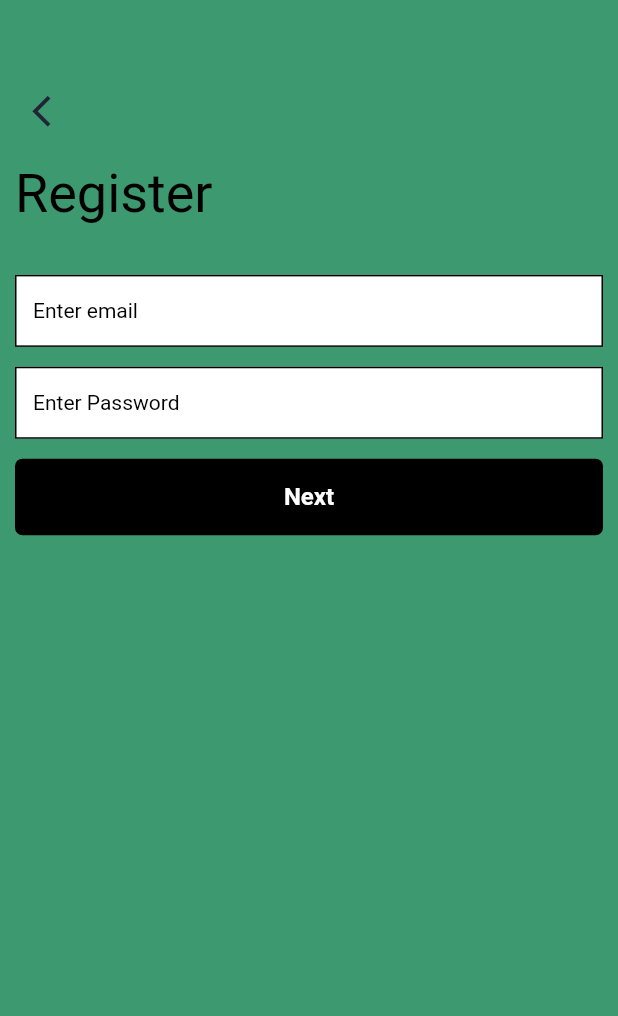
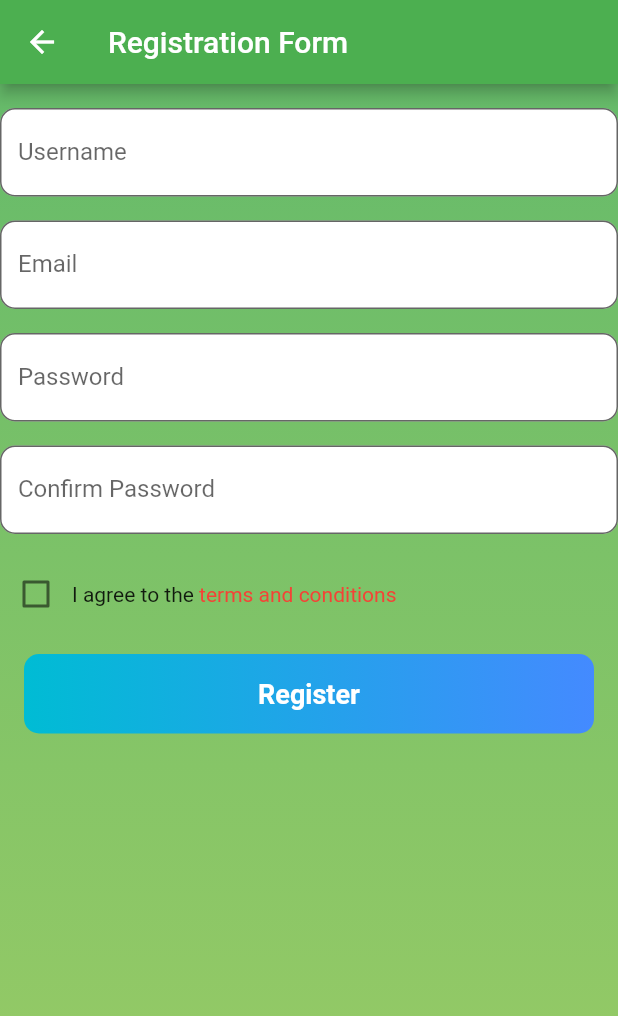
Before and after one commit to FDSAP-ProjectGroup1/appointment_scheduler, a Flutter app: the screen it shows after launch, after a tap on "REGISTER", on a phone screen of 412 x 824 dp. Shown: the top 1016 px of the screen. Run offline on Flutter 3.47's test engine with Material 2 defaults, Android fonts, the phone set to English and light mode, and no system bars.

Commit message:
Welcome added

```diff
--- a/lib/screens/Dashboard/Notification/messageScreen.dart
+++ b/lib/screens/Dashboard/Notification/messageScreen.dart
@@ -135,7 +135,7 @@ class messageScreen extends StatelessWidget {
                                 child: Padding(
                                   padding: EdgeInsets.all(10),
                                   child: Text(
-                                    "Lorem ipsum dolor sit amet, consectetur adipiscing elit, sed do eiusmod tempor incididunt ut labore et dolore magna aliqua.",
+                                    "It is my pleasure to greet you on this wonderful day. I hope you are doing well and staying safe. I wanted to take a moment to thank you for your ongoing support and friendship. It has been a great pleasure getting to know you over the years and I look forward to many more years of friendship ahead.",
                                     textAlign: TextAlign.start,
                                     overflow: TextOverflow.clip,
                                     style: TextStyle(
--- a/lib/screens/Dashboard/Profile/editprofileScreen.dart
+++ b/lib/screens/Dashboard/Profile/editprofileScreen.dart
@@ -83,8 +83,8 @@ class editprofileScreen extends StatelessWidget {
                         decoration: BoxDecoration(
                           shape: BoxShape.circle,
                         ),
-                        child:
-                        Image.asset("assets/images/5856.jpg", fit: BoxFit.cover),
+                        child: Image.asset("assets/images/5856.jpg",
+                            fit: BoxFit.cover),
                       ),
                     ),
                     Container(
@@ -178,6 +178,7 @@ class editprofileScreen extends StatelessWidget {
                                   borderSide: BorderSide(
                                       color: Color(0xff000000), width: 1),
                                 ),
+                                prefixIcon: Icon(Icons.note_alt_sharp),
                                 hintText: "Enter Name:",
                                 hintStyle: TextStyle(
                                   fontWeight: FontWeight.w400,
@@ -229,6 +230,7 @@ class editprofileScreen extends StatelessWidget {
                                   borderSide: BorderSide(
                                       color: Color(0xff000000), width: 1),
                                 ),
+                                prefixIcon: Icon(Icons.mail),
                                 hintText: "Enter Email:",
                                 hintStyle: TextStyle(
                                   fontWeight: FontWeight.w400,
@@ -280,6 +282,7 @@ class editprofileScreen extends StatelessWidget {
                                   borderSide: BorderSide(
                                       color: Color(0xff000000), width: 1),
                                 ),
+                                prefixIcon: Icon(Icons.password),
                                 hintText: "Enter Password:",
                                 hintStyle: TextStyle(
                                   fontWeight: FontWeight.w400,
@@ -331,6 +334,7 @@ class editprofileScreen extends StatelessWidget {
                                   borderSide: BorderSide(
                                       color: Color(0xff000000), width: 1),
                                 ),
+                                prefixIcon: Icon(Icons.contact_phone),
                                 hintText: "Enter Contact Number:",
                                 hintStyle: TextStyle(
                                   fontWeight: FontWeight.w400,
--- /dev/null
+++ b/lib/screens/Welcome/Register/Register.dart
@@ -0,0 +1,279 @@
+import 'package:flutter/material.dart';
+import 'package:projectsystem/screens/Welcome/Login/loginScreen.dart';
+
+class RegistrationForm extends StatefulWidget {
+  @override
+  _RegistrationFormState createState() => _RegistrationFormState();
+}
+
+class _RegistrationFormState extends State<RegistrationForm> {
+  final _formKey = GlobalKey<FormState>();
+  final _usernameController = TextEditingController();
+  final _emailController = TextEditingController();
+  final _passwordController = TextEditingController();
+  final _confirmPasswordController = TextEditingController();
+
+  bool _isTermsChecked = false;
+
+  void _submitForm() {
+    if (_formKey.currentState!.validate()) {
+      if (!_isTermsChecked) {
+        showDialog(
+          context: context,
+          builder: (context) => AlertDialog(
+            title: Text('Terms and Conditions'),
+            content: Text('Please agree to the terms and conditions.'),
+            actions: [
+              TextButton(
+                onPressed: () {
+                  Navigator.pop(context);
+                },
+                child: Text('OK'),
+              ),
+            ],
+          ),
+        );
+        return;
+      }
+
+      // Registration logic
+      final username = _usernameController.text;
+      final email = _emailController.text;
+      final password = _passwordController.text;
+      final confirmPassword = _confirmPasswordController.text;
+
+      if (password != confirmPassword) {
+        showDialog(
+          context: context,
+          builder: (context) => AlertDialog(
+            title: Text('Password Mismatch'),
+            content: Text('The passwords do not match. Please try again.'),
+            actions: [
+              TextButton(
+                onPressed: () {
+                  Navigator.pop(context);
+                },
+                child: Text('OK'),
+              ),
+            ],
+          ),
+        );
+        return;
+      }
+
+      // Perform registration with the collected data
+
+      // Clear the form
+      _formKey.currentState!.reset();
+      _isTermsChecked = false;
+
+      // Show success dialog and navigate to the login page
+      showDialog(
+        context: context,
+        builder: (context) => AlertDialog(
+          title: Text('Registration Successful'),
+          content: Text('Thank you for registering!'),
+          actions: [
+            TextButton(
+              onPressed: () {
+                Navigator.pushReplacement(
+                  context,
+                  MaterialPageRoute(
+                    builder: (context) => LoginScreen(),
+                  ),
+                );
+              },
+              child: Text('OK'),
+            ),
+          ],
+        ),
+      );
+    }
+  }
+
+  String? _validateUsername(String? value) {
+    if (value == null || value.isEmpty) {
+      return 'Please enter a username';
+    }
+    return null;
+  }
+
+  String? _validateEmail(String? value) {
+    if (value == null || value.isEmpty) {
+      return 'Please enter an email address';
+    }
+    if (!_isEmailValid(value)) {
+      return 'Please enter a valid email address';
+    }
+    return null;
+  }
+
+  String? _validatePassword(String? value) {
+    if (value == null || value.isEmpty) {
+      return 'Please enter a password';
+    }
+    if (value.length < 6) {
+      return 'Password must be at least 6 characters';
+    }
+    return null;
+  }
+
+  bool _isEmailValid(String value) {
+    // Simple email validation regex
+    final regex =
+        RegExp(r'^[\w-]+(\.[\w-]+)*@[a-zA-Z0-9-]+(\.[a-zA-Z0-9-]+)+$');
+    return regex.hasMatch(value);
+  }
+
+  @override
+  Widget build(BuildContext context) {
+    return Scaffold(
+      appBar: AppBar(
+        title: Text('Registration Form'),
+        backgroundColor: Colors.green,
+      ),
+      body: DecoratedBox(
+        decoration: BoxDecoration(
+          gradient: LinearGradient(
+            colors: [
+              Colors.green.shade400,
+              Colors.lightGreen.shade400,
+            ],
+            begin: Alignment.topCenter,
+            end: Alignment.bottomCenter,
+          ),
+        ),
+        child: Form(
+          key: _formKey,
+          child: Column(
+            crossAxisAlignment: CrossAxisAlignment.stretch,
+            children: [
+              SizedBox(height: 16.0),
+              TextFormField(
+                controller: _usernameController,
+                validator: _validateUsername,
+                decoration: InputDecoration(
+                  labelText: 'Username',
+                  filled: true,
+                  fillColor: Colors.white,
+                  border: OutlineInputBorder(
+                    borderRadius: BorderRadius.circular(10.0),
+                  ),
+                ),
+              ),
+              SizedBox(height: 16.0),
+              TextFormField(
+                controller: _emailController,
+                validator: _validateEmail,
+                keyboardType: TextInputType.emailAddress,
+                decoration: InputDecoration(
+                  labelText: 'Email',
+                  filled: true,
+                  fillColor: Colors.white,
+                  border: OutlineInputBorder(
+                    borderRadius: BorderRadius.circular(10.0),
+                  ),
+                ),
+              ),
+              SizedBox(height: 16.0),
+              TextFormField(
+                controller: _passwordController,
+                validator: _validatePassword,
+                obscureText: true,
+                decoration: InputDecoration(
+                  labelText: 'Password',
+                  filled: true,
+                  fillColor: Colors.white,
+                  border: OutlineInputBorder(
+                    borderRadius: BorderRadius.circular(10.0),
+                  ),
+                ),
+              ),
+              SizedBox(height: 16.0),
+              TextFormField(
+                controller: _confirmPasswordController,
+                validator: (value) {
+                  if (value == null || value.isEmpty) {
+                    return 'Please confirm your password';
+                  }
+                  if (value != _passwordController.text) {
+                    return 'Passwords do not match';
+                  }
+                  return null;
+                },
+                obscureText: true,
+                decoration: InputDecoration(
+                  labelText: 'Confirm Password',
+                  filled: true,
+                  fillColor: Colors.white,
+                  border: OutlineInputBorder(
+                    borderRadius: BorderRadius.circular(10.0),
+                  ),
+                ),
+              ),
+              SizedBox(height: 16.0),
+              Row(
+                children: [
+                  Checkbox(
+                    value: _isTermsChecked,
+                    onChanged: (value) {
+                      setState(() {
+                        _isTermsChecked = value ?? false;
+                      });
+                    },
+                  ),
+                  Text.rich(
+                    TextSpan(
+                      text: 'I agree to the ',
+                      children: [
+                        TextSpan(
+                          text: 'terms and conditions',
+                          style: TextStyle(
+                            color: _isTermsChecked ? Colors.black : Colors.red,
+                          ),
+                        ),
+                      ],
+                    ),
+                  ),
+                ],
+              ),
+              SizedBox(height: 16.0),
+              ElevatedButton(
+                onPressed: _submitForm,
+                child: Container(
+                  decoration: BoxDecoration(
+                    borderRadius: BorderRadius.circular(10.0),
+                    gradient: LinearGradient(
+                      colors: [
+                        Colors.cyan,
+                        Colors.blueAccent,
+                      ],
+                      begin: Alignment.centerLeft,
+                      end: Alignment.centerRight,
+                    ),
+                  ),
+                  padding: EdgeInsets.symmetric(vertical: 16.0),
+                  child: Center(
+                    child: Text(
+                      'Register',
+                      style: TextStyle(
+                        fontSize: 18.0,
+                        fontWeight: FontWeight.bold,
+                      ),
+                    ),
+                  ),
+                ),
+                style: ElevatedButton.styleFrom(
+                  primary: Colors.transparent,
+                  onPrimary: Colors.white,
+                  elevation: 0,
+                  shadowColor: Colors.transparent,
+                ),
+              ),
+            ],
+          ),
+        ),
+      ),
+    );
+  }
+}
--- a/lib/screens/Welcome/Register/registerScreen1.dart
+++ b/lib/screens/Welcome/Register/registerScreen1.dart
@@ -146,7 +146,7 @@ class registerScreen1 extends StatelessWidget {
                   MaterialButton(
                     onPressed: () {
                       Navigator.of(context).push(MaterialPageRoute(
-                        builder: (context) => registerScreen2(),
+                        builder: (context) => RegisterScreen2(),
                       ));
                     },
                     color: Color(0xff000000),
--- a/lib/screens/Welcome/welcomeScreen.dart
+++ b/lib/screens/Welcome/welcomeScreen.dart
@@ -1,6 +1,6 @@
 import 'package:flutter/material.dart';
 import 'package:projectsystem/screens/Welcome/Login/loginScreen.dart';
-import 'package:projectsystem/screens/Welcome/Register/registerScreen1.dart';
+import 'package:projectsystem/screens/Welcome/Register/Register.dart';
 
 class welcomeScreen extends StatelessWidget {
   @override
@@ -51,7 +51,7 @@ class welcomeScreen extends StatelessWidget {
                   MaterialButton(
                     onPressed: () {
                       Navigator.of(context).push(MaterialPageRoute(
-                        builder: (context) => loginScreen(),
+                        builder: (context) => LoginScreen(),
                       ));
                     },
                     color: Color(0xffffffff),
@@ -76,7 +76,7 @@ class welcomeScreen extends StatelessWidget {
                   MaterialButton(
                     onPressed: () {
                       Navigator.of(context).push(MaterialPageRoute(
-                        builder: (context) => registerScreen1(),
+                        builder: (context) => RegistrationForm(),
                       ));
                     },
                     color: Color(0xff000000),
```
Also changed, not shown: lib/screens/Dashboard/Appointment/addScreen.dart (+6 -16 lines), lib/screens/Welcome/Login/loginScreen.dart (+42 -7 lines), lib/screens/Welcome/Register/registerScreen2.dart (+41 -6 lines).
